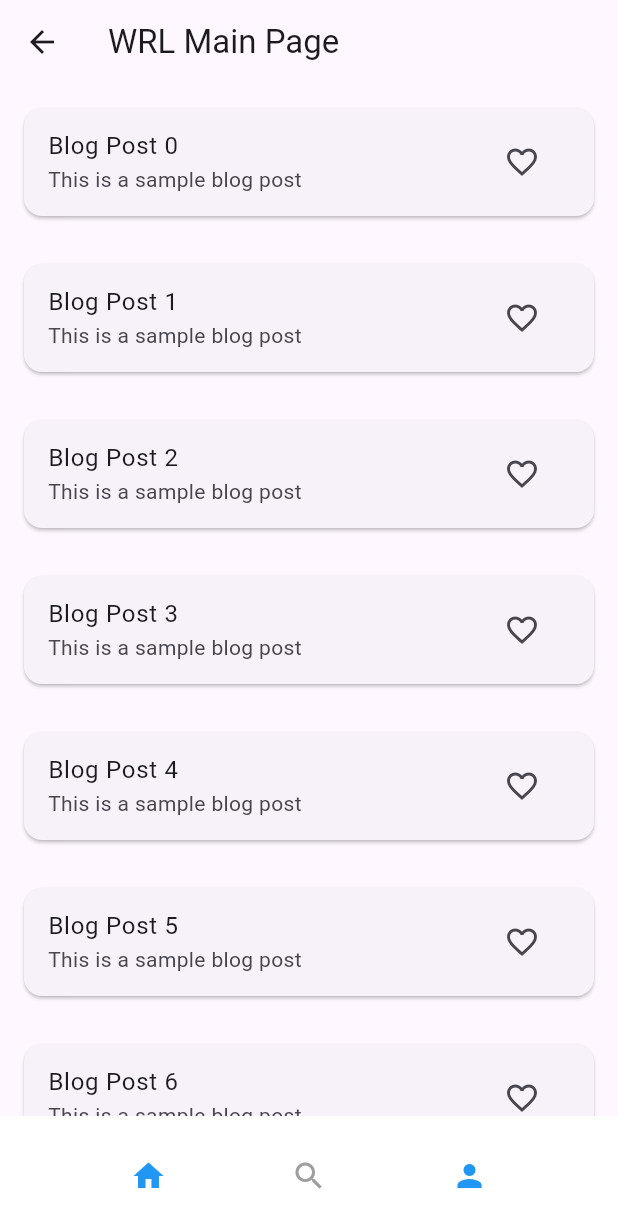
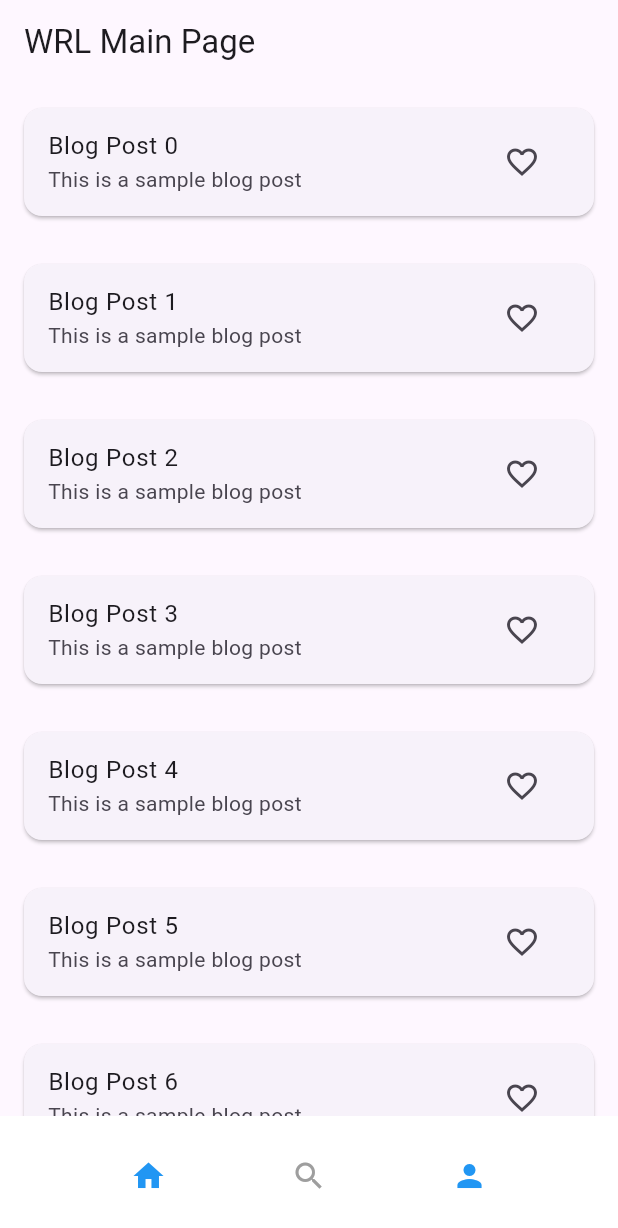
Before and after one commit to rgkce/WriteReadLearn, a Flutter app: the screen it shows after launch, after a tap on "Sign In", on a phone screen of 412 x 824 dp. Shown: the top 1228 px of the screen. Run offline on Flutter 3.47's test engine with Material 3 defaults, Android fonts, the phone set to English and light mode, and no system bars; our stand-ins replace carousel_slider.

Commit message:
tasarım 4

```diff
--- a/mobil/wrl/lib/signin.dart
+++ b/mobil/wrl/lib/signin.dart
@@ -63,7 +63,7 @@ class _SignInState extends State<SignInPage> {
                   if (_formKey.currentState!.validate()) {
                     _formKey.currentState!.save();
                   }
-                  Navigator.pushNamed(context, '/blog');
+                  Navigator.pushReplacementNamed(context, '/blog');
                 },
                 child: const Text('Sign In'),
               ),
```
